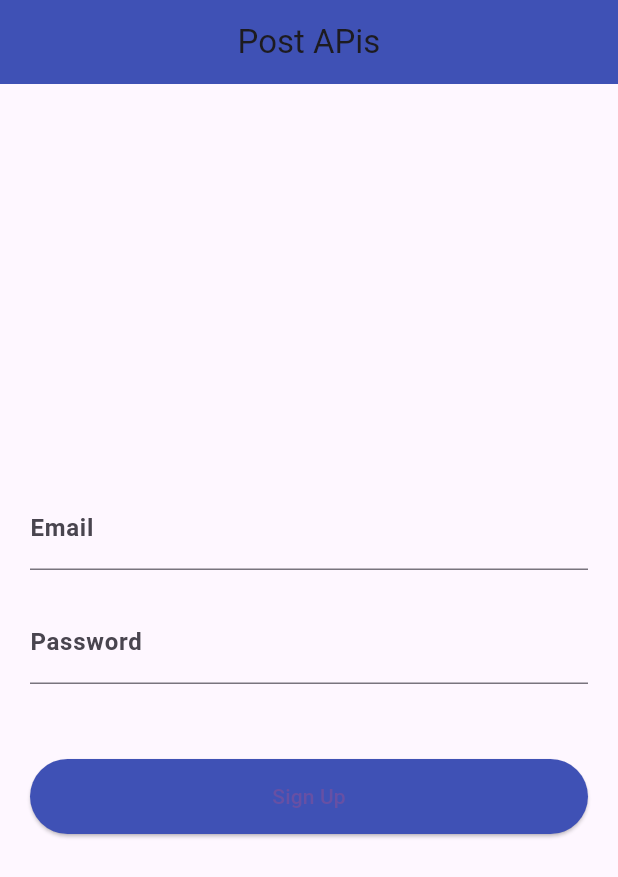
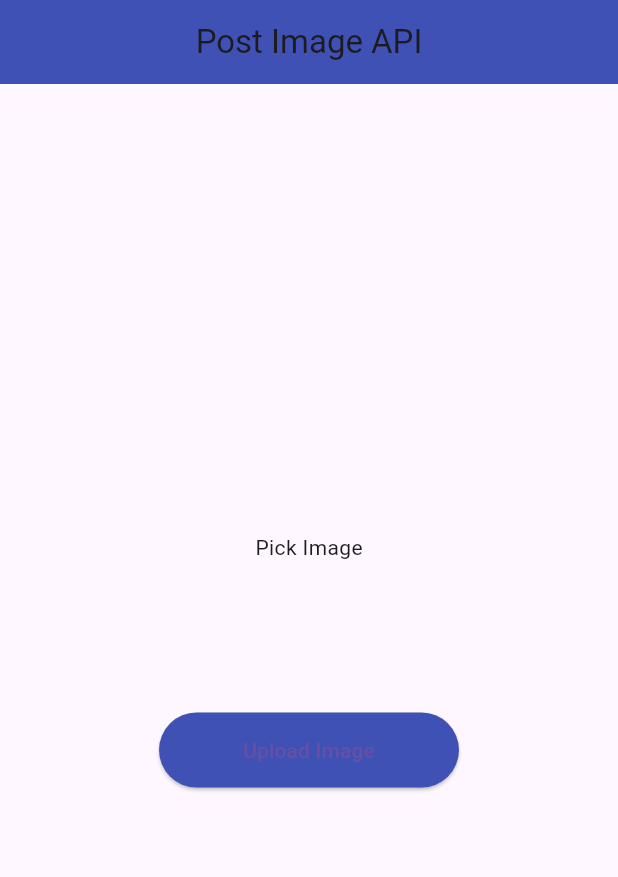
Before and after one commit to AdeelAhmadKhan36/Flutter_APIs, a Flutter app: the screen it shows after launch, on a phone screen of 412 x 824 dp. Shown: the top 877 px of the screen. Run offline on Flutter 3.47's test engine with Material 3 defaults, Android fonts, the phone set to English and light mode, and no system bars; drawn by our look-alikes of modal_progress_hud_nsn; our stand-ins replace image_picker.

Commit message:
Upload File through get API

```diff
--- a/lib/PostAPi/uploadimage.dart
+++ b/lib/PostAPi/uploadimage.dart
@@ -0,0 +1,118 @@
+import 'dart:io';
+
+import 'package:flutter/material.dart';
+import 'package:http/http.dart' as http;
+import 'package:image_picker/image_picker.dart';
+import 'package:modal_progress_hud_nsn/modal_progress_hud_nsn.dart';
+class UploadImage extends StatefulWidget {
+  const UploadImage({super.key});
+
+  @override
+  State<UploadImage> createState() => _UploadImageState();
+}
+
+class _UploadImageState extends State<UploadImage> {
+  File? image ;
+  final _picker=ImagePicker();
+  bool showSpinner=false;
+
+  //Writing Function for pick image
+  Future  getimage()async{
+     final pickfile=await _picker.pickImage(source: ImageSource.gallery,imageQuality: 100);
+   if(pickfile!=null){
+     image=File(pickfile.path);
+  setState(() {
+
+  });
+
+   }else{
+     print('No file has been selected');
+   }
+
+  }
+
+  Future Upload()async{
+
+    setState(() {
+      showSpinner=true;
+    });
+   var stream=new http.ByteStream(image!.openRead());
+   stream.cast();
+   var length=await image!.length();
+   var uri=Uri.parse('https://fakestoreapi.com/products');
+  var request=new http.MultipartRequest('Post', uri);
+   request.fields['title']="Static Title";
+   var multiport= new http.MultipartFile(
+       'image',
+       stream,
+       length);
+   request.files.add(multiport);
+   var response=await request.send();
+   if(response.statusCode==200){
+     setState(() {
+       showSpinner=false;
+     });
+     print('File Uploaded Sucessfully');
+   }else{
+     setState(() {
+       showSpinner=false;
+     });
+     print('File Upload Failed ');
+   }
+
+  }
+
+
+
+  @override
+  Widget build(BuildContext context) {
+    return ModalProgressHUD(
+      inAsyncCall: showSpinner,
+      child: Scaffold(
+        appBar: AppBar(
+          title: Text('Post Image API'),
+          centerTitle: true,
+          backgroundColor: Colors.indigo,
+        ),
+
+        body: Column(
+          mainAxisAlignment: MainAxisAlignment.center,
+          children: [
+            GestureDetector(
+              onTap: (){
+                getimage();
+              },
+              child: Container(
+                child: image==null? Center(child: Text('Pick Image'))
+                    :Container(
+                  child: Image.file(
+                      File(image!.path).absolute,
+                    height: 100,
+                    width: 100,
+                    fit: BoxFit.cover,
+
+                  ),
+
+                )
+
+              ),
+            ),
+            SizedBox(height: 100,),
+
+            ElevatedButton(onPressed: (){
+              Upload();
+            },
+              child: Text('Upload Image'),
+              style: ElevatedButton.styleFrom(
+                  fixedSize: Size(200, 50),
+                  backgroundColor: Colors.indigo// Set the width and height
+              ),
+            )
+
+
+          ],
+                )
+      ),
+    );
+  }
+}
--- a/lib/main.dart
+++ b/lib/main.dart
@@ -1,5 +1,6 @@
 import 'package:flutter/material.dart';
 import 'package:untitled2/PostAPi/Register.dart';
+import 'package:untitled2/PostAPi/uploadimage.dart';
 import 'package:untitled2/verycomplexJson.dart';
 void main() {
   runApp(const MyApp());
@@ -12,7 +13,7 @@ class MyApp extends StatelessWidget {
   Widget build(BuildContext context) {
     return MaterialApp(
       debugShowCheckedModeBanner: false,
-      home: PostAPi(),
+      home: UploadImage(),
     );
   }
 }
```
Also changed, not shown: 6 other files.
